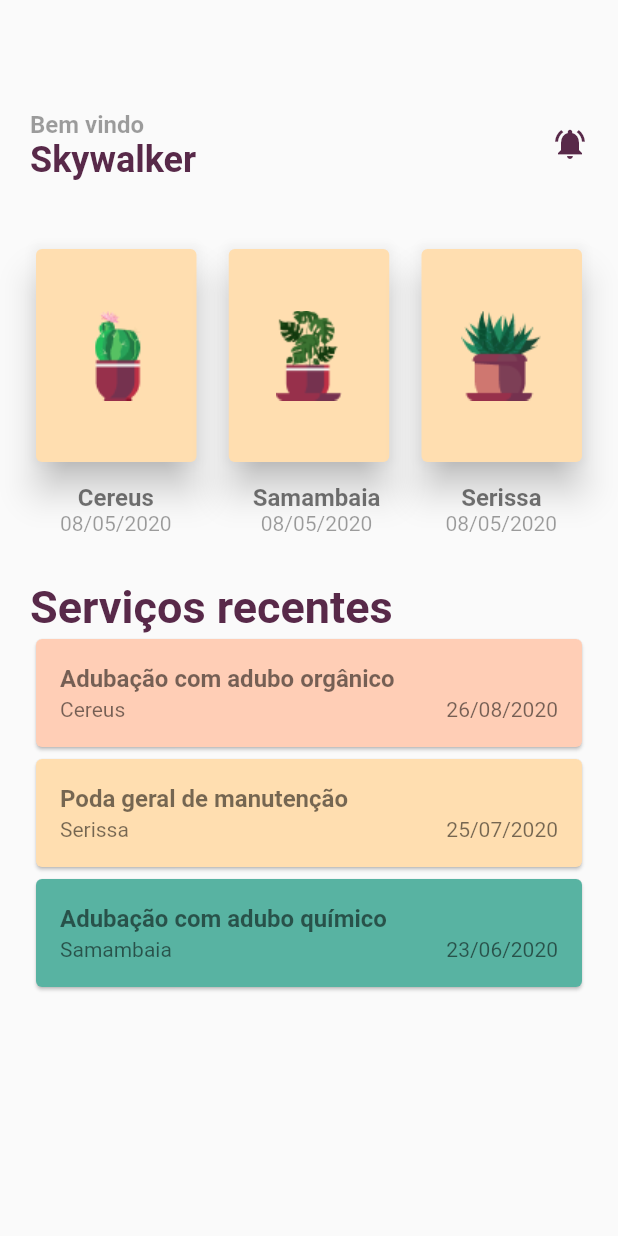
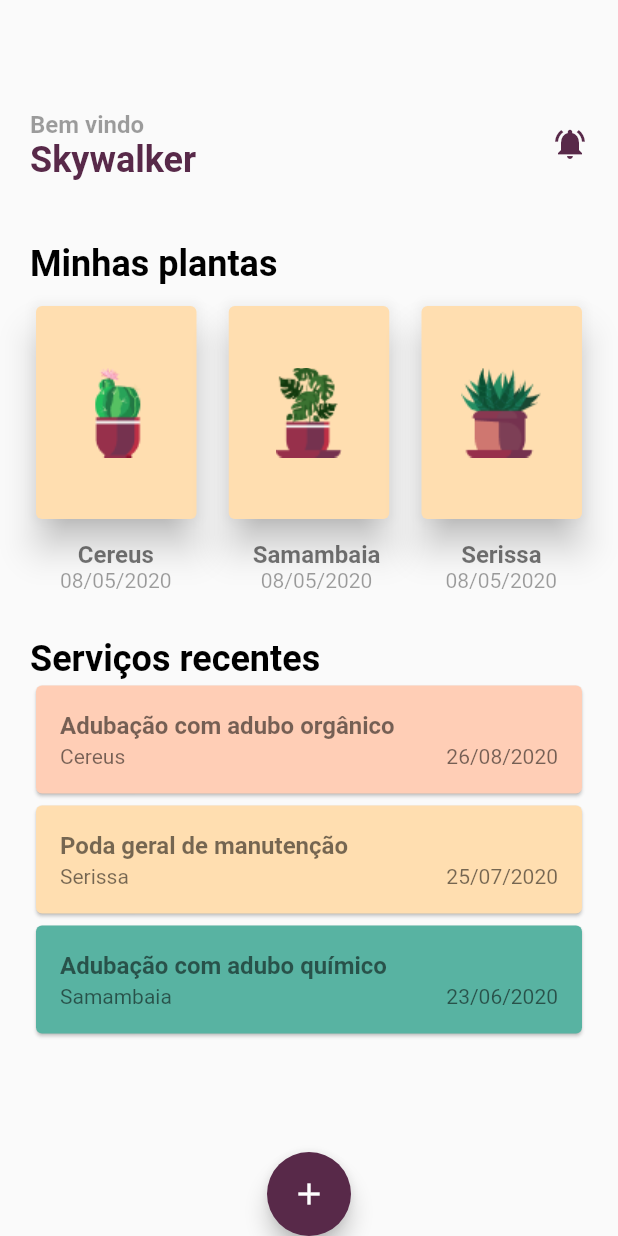
Before and after one commit to Natanlimap/smartgarden, a Flutter app: the screen it shows after launch, after a tap on the "arrow right" icon, on a phone screen of 412 x 824 dp. Run offline on Flutter 3.47's test engine with Material 2 defaults, Android fonts, the light colour scheme and no system bars.

Commit message:
adjusts in mainpage

```diff
--- a/lib/Pages/Mainpage/mainpage.dart
+++ b/lib/Pages/Mainpage/mainpage.dart
@@ -13,13 +13,19 @@ class _MainPageState extends State<MainPage> {
   @override
   Widget build(BuildContext context) {
     return Scaffold(
+      floatingActionButtonLocation: FloatingActionButtonLocation.centerDocked,
+      floatingActionButton: FloatingActionButton(
+        onPressed: () {},
+        backgroundColor: BACKGROUND_COLOR,
+        child: Icon(Icons.add),
+      ),
       body: ListView(
         padding: EdgeInsets.symmetric(horizontal: 20),
         children: [
           SizedBox(height: 60),
           _topInfo(),
           SizedBox(height: 30),
-          _hoizontalSliderOfRecentPlants(),
+          _recentPlants(),
           SizedBox(height: 30),
           _recentServicesWidget()
         ],
@@ -47,7 +53,22 @@ ListTile _topInfo() {
   );
 }
 
-Widget _hoizontalSliderOfRecentPlants() {
+Widget _recentPlants() {
+  return Column(
+    crossAxisAlignment: CrossAxisAlignment.start,
+    children: [
+      Text(
+        "Minhas plantas",
+        style: TextStyle(
+            color: Colors.black, fontSize: 24, fontWeight: FontWeight.bold),
+      ),
+      SizedBox(height: 10),
+      _horizontalSliderOfRecentPlants()
+    ],
+  );
+}
+
+Widget _horizontalSliderOfRecentPlants() {
   return Container(
       child: Row(
     mainAxisAlignment: MainAxisAlignment.spaceBetween,
@@ -108,7 +129,7 @@ Widget _recentServicesWidget() {
       Text(
         "Serviços recentes",
         style: TextStyle(
-            color: BACKGROUND_COLOR, fontSize: 30, fontWeight: FontWeight.bold),
+            color: Colors.black, fontSize: 24, fontWeight: FontWeight.bold),
       ),
       _recentServicesList()
     ],
```
